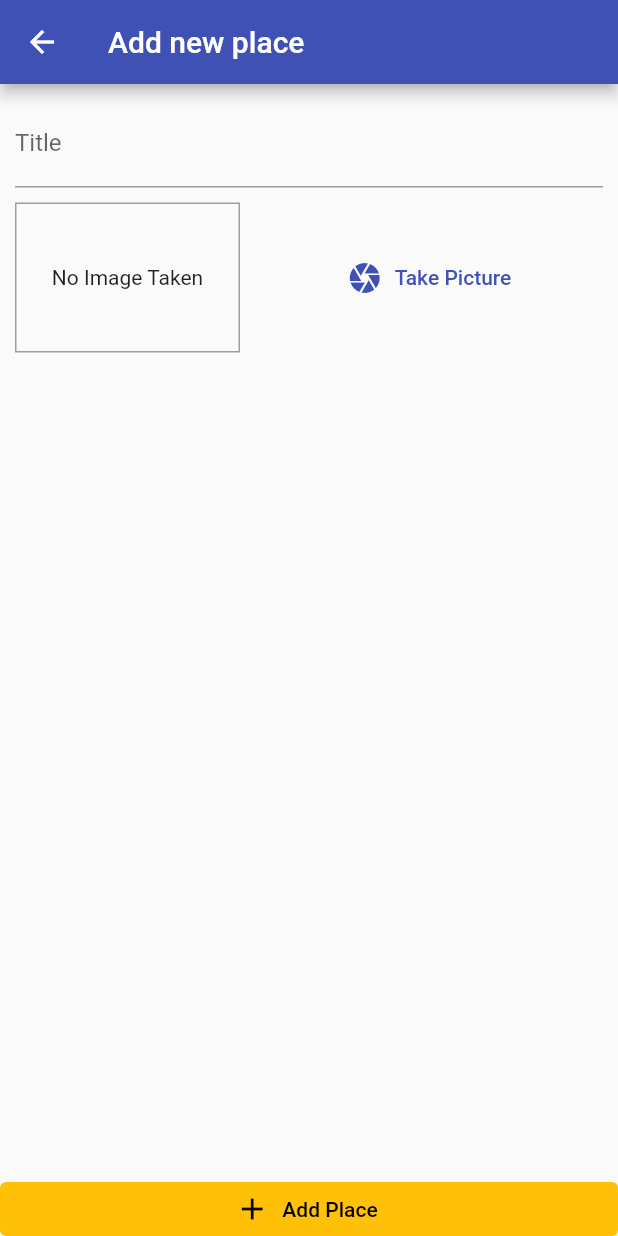
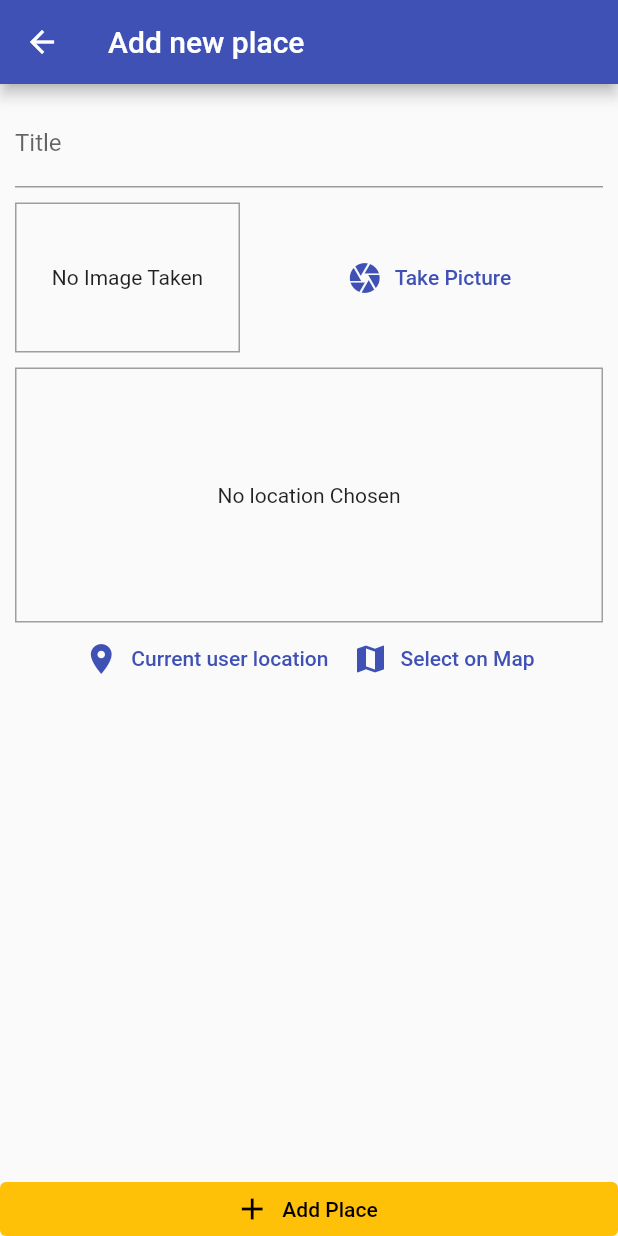
Before and after one commit to nischal08/great_places, a Flutter app: the screen it shows after launch, after a tap on the "add" icon, on a phone screen of 412 x 824 dp. Run offline on Flutter 3.47's test engine with Material 2 defaults, Android fonts, the phone set to English and light mode, and no system bars; our stand-ins replace image_picker, sqflite; accounts and stored records are empty.

Commit message:
adding location input and location package

```diff
--- a/lib/helpers/db_helper.dart
+++ b/lib/helpers/db_helper.dart
@@ -2,18 +2,26 @@ import 'package:sqflite/sqflite.dart' as sql;
 import 'package:path/path.dart' as path;
 
 class DBHelper {
-  static Future<void> insert(String table, Map<String, Object> data) async {
+  static Future<sql.Database> database() async {
     final dbPath = await sql.getDatabasesPath();
-    final sqlDb = await sql.openDatabase(path.join(dbPath, 'places.db'),
+    return await sql.openDatabase(path.join(dbPath, 'places.db'),
         onCreate: (db, version) {
       return db
-          .execute('CREATE TABLE user_places(id TEXT PRIMARY KEY,image TEXT)');
+          .execute('CREATE TABLE user_places(id TEXT PRIMARY KEY,title TEXT,image TEXT)');
     }, version: 1);
-   await  sqlDb.insert(
+  }
+
+  static Future<void> insert(String table, Map<String, Object> data) async {
+    final db = await database();
+    db.insert(
       table,
       data,
       conflictAlgorithm: sql.ConflictAlgorithm.replace,
     );
+  }
 
+  static Future<List<Map<String, dynamic>>> getData(String table) async {
+    final db = await database();
+    return db.query(table);
   }
 }
--- a/lib/providers/great_places.dart
+++ b/lib/providers/great_places.dart
@@ -23,10 +23,24 @@ class GreatPlaces with ChangeNotifier {
     _items.add(newPlace);
     notifyListeners();
 
-    DBHelper.insert('places', {
+    DBHelper.insert('user_places', {
       'id': newPlace.id,
       'title': newPlace.title,
       'image': newPlace.image.path,
     });
   }
+
+  Future<void> fetchAndSetPlaces() async {
+    final dataList = await DBHelper.getData('user_places');
+    _items = dataList
+        .map(
+          (item) => Place(
+              id: item['id'],
+              image: File(item['image']),
+              title: "title",
+              location: null),
+        )
+        .toList();
+    notifyListeners();
+  }
 }
--- a/lib/screens/add_place_screen.dart
+++ b/lib/screens/add_place_screen.dart
@@ -3,6 +3,7 @@ import 'dart:io';
 import 'package:flutter/material.dart';
 import 'package:great_places/providers/great_places.dart';
 import 'package:great_places/widgets/image_input.dart';
+import 'package:great_places/widgets/location_input.dart';
 import 'package:provider/provider.dart';
 
 class AddPlaceScreen extends StatefulWidget {
@@ -40,7 +41,6 @@ class _AddPlaceScreenState extends State<AddPlaceScreen> {
         crossAxisAlignment: CrossAxisAlignment.stretch,
         children: [
           SingleChildScrollView(
-            child: SingleChildScrollView(
             child: Padding(
               padding: const EdgeInsets.all(10.0),
               child: Column(
@@ -52,9 +52,11 @@ class _AddPlaceScreenState extends State<AddPlaceScreen> {
                   SizedBox(
                     height: 10,
                   ),
-                    ImageInput(onSelectImage: _selectImage)
+                  ImageInput(onSelectImage: _selectImage),
+                  SizedBox(
+                    height: 10,
+                  ),LocationInput()
                 ],
-                ),
               ),
             ),
           ),
--- a/lib/screens/places_list_screen.dart
+++ b/lib/screens/places_list_screen.dart
@@ -12,11 +12,20 @@ class PlacesListScreen extends StatelessWidget {
       appBar: AppBar(
         title: Text('Your Places'),
       ),
-      body: Consumer<GreatPlaces>(
+      body: FutureBuilder(
+        future: Provider.of<GreatPlaces>(context, listen: false)
+            .fetchAndSetPlaces(),
+        builder: (context, snapshot) => snapshot.connectionState ==
+                ConnectionState.waiting
+            ? Center(
+                child: CircularProgressIndicator(),
+              )
+            : Consumer<GreatPlaces>(
                 child: Center(
                   child: const Text("Got no places yet, start adding some!"),
                 ),
-        builder: (context, greatPlaces, ch) => greatPlaces.items.length <= 0
+                builder: (context, greatPlaces, ch) =>
+                    greatPlaces.items.length <= 0
                         ? ch!
                         : ListView.builder(
                             itemCount: greatPlaces.items.length,
@@ -25,10 +34,12 @@ class PlacesListScreen extends StatelessWidget {
                                 //go to detail page
                               },
                               leading: CircleAvatar(
-                    backgroundImage: FileImage(greatPlaces.items[index].image),
+                                backgroundImage:
+                                    FileImage(greatPlaces.items[index].image),
                               ),
                               title: Text(
                                 greatPlaces.items[index].title,
+                              ),
                             ),
                           ),
               ),
--- /dev/null
+++ b/lib/widgets/location_input.dart
@@ -0,0 +1,67 @@
+import 'package:flutter/material.dart';
+
+class LocationInput extends StatefulWidget {
+  const LocationInput({Key? key}) : super(key: key);
+
+  @override
+  _LocationInputState createState() => _LocationInputState();
+}
+
+class _LocationInputState extends State<LocationInput> {
+  String? _previewImageUrl;
+  @override
+  Widget build(BuildContext context) {
+    return Column(
+      children: [
+        Container(
+          alignment: Alignment.center,
+          height: 170,
+          width: double.infinity,
+          decoration: BoxDecoration(
+            border: Border.all(
+              width: 1,
+              color: Colors.grey,
+            ),
+          ),
+          child: _previewImageUrl == null
+              ? Text(
+                  'No location Chosen',
+                  textAlign: TextAlign.center,
+                )
+              : Image.network(
+                  _previewImageUrl!,
+                  fit: BoxFit.cover,
+                ),
+        ),
+        Row(
+          mainAxisAlignment: MainAxisAlignment.center,
+          children: [
+            TextButton.icon(
+              style: ButtonStyle(
+                foregroundColor: MaterialStateProperty.all<Color>(
+                    Theme.of(context).primaryColor),
+              ),
+              onPressed: () {},
+              icon: Icon(Icons.location_on),
+              label: Text(
+                "Current user location",
+              ),
+            ),
+            TextButton.icon(
+              style: ButtonStyle(
+                foregroundColor: MaterialStateProperty.all<Color>(
+                  Theme.of(context).primaryColor,
+                ),
+              ),
+              onPressed: () {},
+              icon: Icon(Icons.map),
+              label: Text(
+                "Select on Map",
+              ),
+            ),
+          ],
+        )
+      ],
+    );
+  }
+}
--- a/pubspec.yaml
+++ b/pubspec.yaml
@@ -29,6 +29,7 @@ dependencies:
   path_provider: ^2.0.2
   provider: ^5.0.0
   sqflite: ^2.0.0+3
+  location: ^4.2.2
 
 dev_dependencies:
   flutter_test:
```
Also changed, not shown: pubspec.lock, 2 other files. Lines whose indentation alone changed are shown as unchanged.
